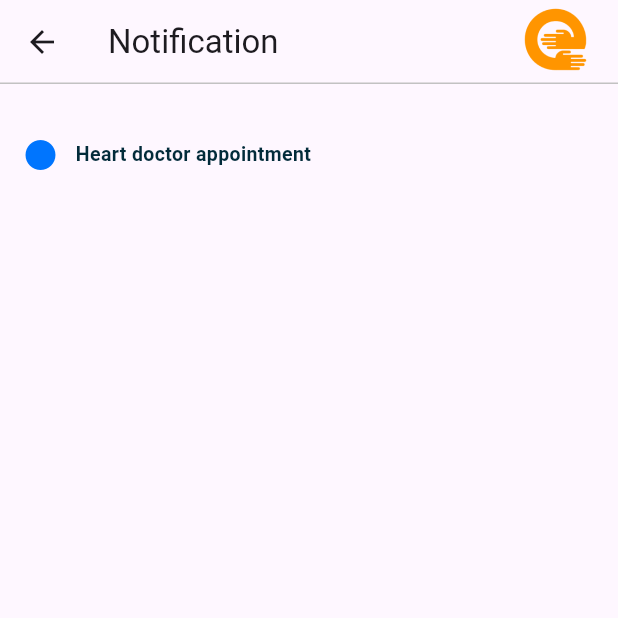
After one commit to MonaAbdelaziz2024/Care_app_two, a Flutter app: the CustomNavigationBottomBar screen opened directly, after a tap on the "notifications none" icon, on a phone screen of 412 x 824 dp, the top half of it. The commit adds this screen. Run offline on Flutter 3.47's test engine with Material 3 defaults, Android fonts, the phone set to English and light mode, and no system bars; our stand-ins replace curved_navigation_bar, fl_chart, flutter_screenutil, font_awesome_flutter, percent_indicator and 1 more; missing offline and left inert: dart:ffi, datepicker_dropdown, flutter_modal_date_picker; Roboto replaces fonts that are missing (Ciaro).

Commit message:
notification page

```diff
--- a/lib/screens/homepage/home_view_body.dart
+++ b/lib/screens/homepage/home_view_body.dart
@@ -3,6 +3,7 @@
 import 'package:care_app_two/helper/constant.dart';
 import 'package:care_app_two/helper/styles.dart';
 import 'package:care_app_two/screens/calender_page/calendar_two.dart';
+import 'package:care_app_two/screens/notification/notification.dart';
 import 'package:care_app_two/screens/profile/profile_view.dart';
 import 'package:care_app_two/screens/reports/reports_view.dart';
 import 'package:care_app_two/screens/tips/tips_view.dart';
@@ -109,7 +110,14 @@ class HomeViewBody extends StatelessWidget {
                     ],
                   ),
                   // Actions(actions: , child: child)
-                  const Icon(Icons.notifications_none),
+                  GestureDetector(
+                    onTap: (){
+                      Navigator.of(context)
+                                  .push(MaterialPageRoute(builder: (context) {
+                                return const NotificationPage();
+                              }));
+                    },
+                    child: const Icon(Icons.notifications_none)),
                 ],
               ),
               SizedBox(
--- /dev/null
+++ b/lib/screens/notification/notification.dart
@@ -0,0 +1,54 @@
+// ignore_for_file: prefer_const_constructors, prefer_const_literals_to_create_immutables, unnecessary_import
+
+import 'package:care_app_two/helper/constant.dart';
+import 'package:care_app_two/helper/styles.dart';
+import 'package:flutter/cupertino.dart';
+import 'package:flutter/material.dart';
+import 'package:flutter_screenutil/flutter_screenutil.dart';
+
+class NotificationPage extends StatelessWidget {
+  const NotificationPage({super.key});
+
+  @override
+  Widget build(BuildContext context) {
+    return Scaffold(
+        appBar: AppBar(
+          shape: Border(bottom: BorderSide(color: Color(0xffC2C2C2), width: 1)),
+          //surfaceTintColor: Color(0xffC2C2C2),
+          title: Title(
+              color: Color(0xff000000),
+              child: Row(
+                mainAxisAlignment: MainAxisAlignment.spaceBetween,
+                children: [
+                  Text('Notification'),
+                  Image.asset(
+                    kLogo,
+                    scale: 1.5,
+                  ),
+                ],
+              )),
+        ),
+        body: Padding(
+          padding: const EdgeInsets.only(top: 35, left: 15),
+          child: Column(
+            children: [
+              Row(
+                children: [
+                  Icon(
+                    Icons.brightness_1,
+                    color: Color(0xff0075FE),
+                  ),
+                  SizedBox(
+                    width: 10.w,
+                  ),
+                  Text(
+                    'Heart doctor appointment',
+                    style: Styles.Style133,
+                  )
+                ],
+              )
+            ],
+          ),
+        ));
+  }
+}
```
